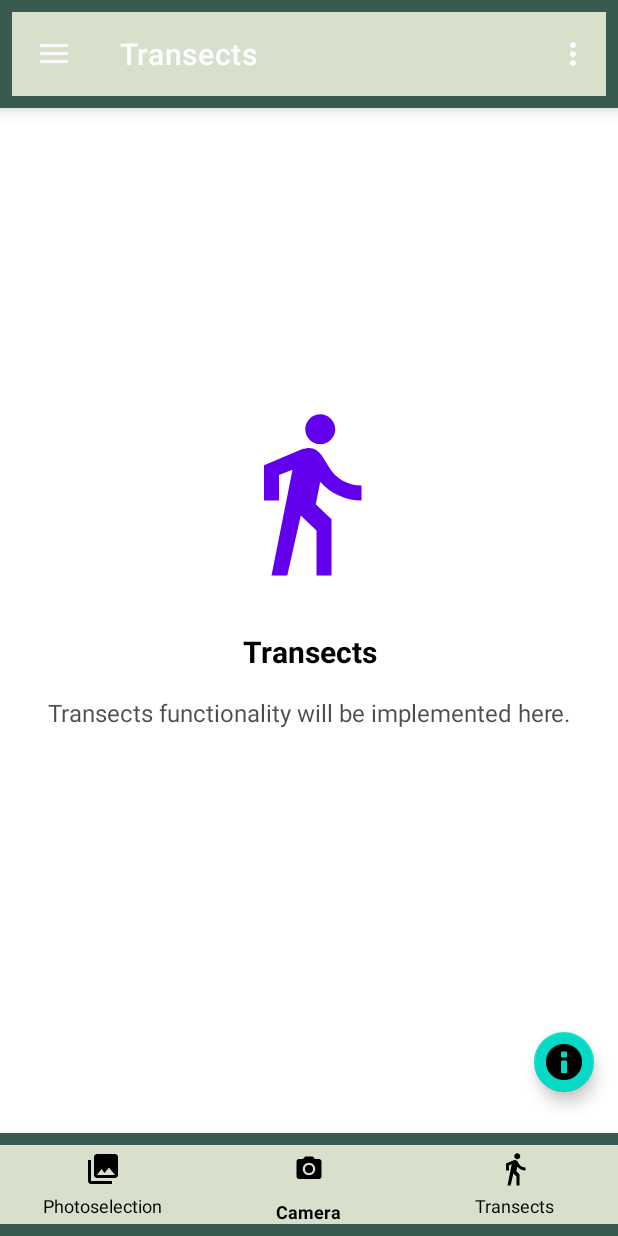
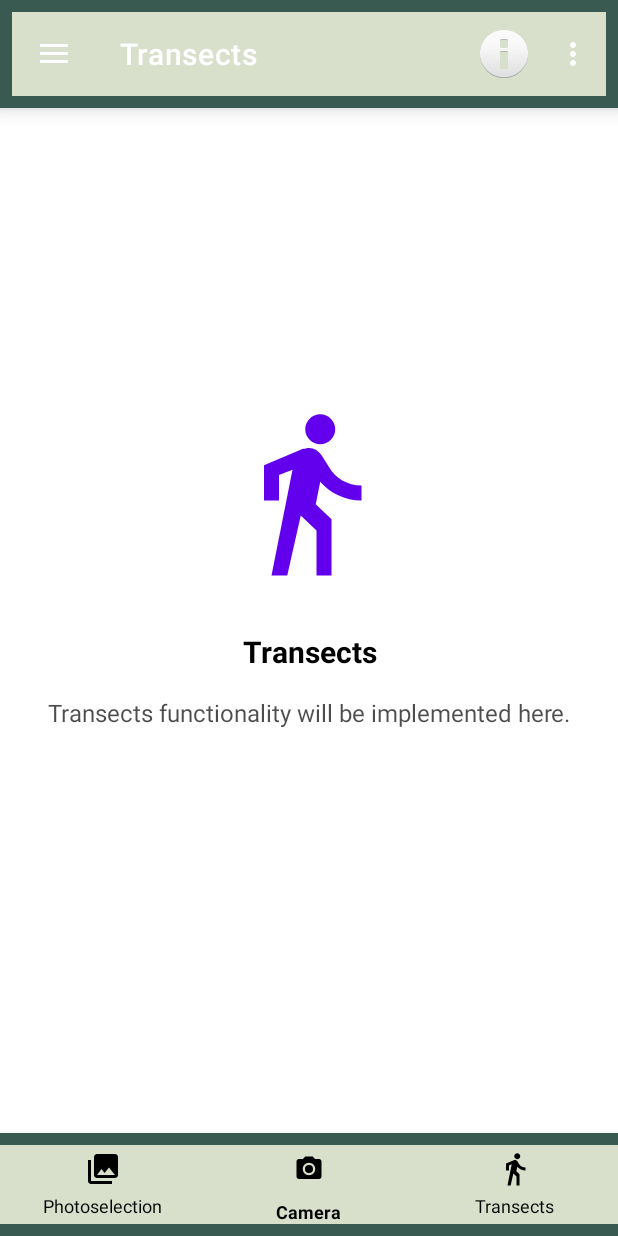
Before and after one commit to ertch/YoloFly, an Android app: the screen it shows after launch (MainActivity), in the side drawer, after a tap on "Transects", on a phone screen of 412 x 824 dp. Run offline under Robolectric (Android 15) with nearby library versions, the phone set to English and light mode, and no system bars; our stand-ins replace navigation-ui; libraries missing offline, so code that uses them is left out: ai.onnxruntime, androidx.camera.core, androidx.camera.lifecycle; 4 statements that could not run were skipped.

Commit message:
homescreen finalized, moved information button into app_bar_main/main in menu

```diff
--- a/app/src/main/java/com/example/butterflydetector/MainActivity.kt
+++ b/app/src/main/java/com/example/butterflydetector/MainActivity.kt
@@ -2,6 +2,7 @@ package com.example.butterflydetector
 
 import android.os.Bundle
 import android.view.Menu
+import android.view.MenuItem
 import android.widget.LinearLayout
 import android.widget.Toast
 import com.google.android.material.snackbar.Snackbar
@@ -27,12 +28,6 @@ class MainActivity : AppCompatActivity() {
         setContentView(binding.root)
 
         setSupportActionBar(binding.appBarMain.toolbar)
-
-        binding.appBarMain.fab.setOnClickListener { view ->
-            Snackbar.make(view, "Information about Butterfly Detector", Snackbar.LENGTH_LONG)
-                .setAction("OK", null)
-                .setAnchorView(R.id.fab).show()
-        }
 
         val drawerLayout: DrawerLayout = binding.drawerLayout
         val navView: NavigationView = binding.navView
@@ -99,12 +94,10 @@ class MainActivity : AppCompatActivity() {
             }
         }
 
-        setupBottomNavigation()
+        setupBottomNavigation(navController)
     }
 
-    private fun setupBottomNavigation() {
-        val navController = findNavController(R.id.nav_host_fragment_content_main)
-
+    private fun setupBottomNavigation(navController: androidx.navigation.NavController) {
         // Find bottom navigation buttons
         val photoselectionBtn = findViewById<LinearLayout>(R.id.btn_photoselection)
         val cameraBtn = findViewById<LinearLayout>(R.id.btn_camera)
@@ -137,9 +130,25 @@ class MainActivity : AppCompatActivity() {
     }
 
     override fun onCreateOptionsMenu(menu: Menu): Boolean {
-        // Inflate the menu; this adds items to the action bar if it is present.
         menuInflater.inflate(R.menu.main, menu)
         return true
+    }
+
+    override fun onOptionsItemSelected(item: MenuItem): Boolean {
+        return when (item.itemId) {
+            R.id.action_info -> {
+                // Replace previous FAB behavior
+                Snackbar.make(binding.appBarMain.toolbar, "Information about Butterfly Detector", Snackbar.LENGTH_LONG)
+                    .setAction("OK", null)
+                    .show()
+                true
+            }
+            R.id.action_settings -> {
+                Toast.makeText(this, "Settings clicked", Toast.LENGTH_SHORT).show()
+                true
+            }
+            else -> super.onOptionsItemSelected(item)
+        }
     }
 
     override fun onSupportNavigateUp(): Boolean {
--- a/app/src/main/res/layout/app_bar_main.xml
+++ b/app/src/main/res/layout/app_bar_main.xml
@@ -43,15 +43,4 @@
     <!-- Main content -->
     <include layout="@layout/content_main" />
 
-    <!-- Floating action button -->
-    <com.google.android.material.floatingactionbutton.FloatingActionButton
-        android:id="@+id/fab"
-        android:layout_width="wrap_content"
-        android:layout_height="wrap_content"
-        android:layout_gravity="bottom|end"
-        android:layout_marginEnd="@dimen/fab_margin"
-        android:layout_marginBottom="96dp"
-        app:srcCompat="@android:drawable/ic_dialog_info"
-        app:fabSize="mini" />
-
 </androidx.coordinatorlayout.widget.CoordinatorLayout>
--- a/app/src/main/res/menu/main.xml
+++ b/app/src/main/res/menu/main.xml
@@ -1,9 +1,16 @@
-<?xml version="1.0" encoding="utf-8"?>
 <menu xmlns:android="http://schemas.android.com/apk/res/android"
     xmlns:app="http://schemas.android.com/apk/res-auto">
+
+    <item
+        android:id="@+id/action_info"
+        android:orderInCategory="100"
+        android:title="Info"
+        app:showAsAction="always"
+        android:icon="@android:drawable/ic_dialog_info" />
+
     <item
         android:id="@+id/action_settings"
-        android:orderInCategory="100"
+        android:orderInCategory="101"
         android:title="@string/action_settings"
         app:showAsAction="never" />
 </menu>
```
